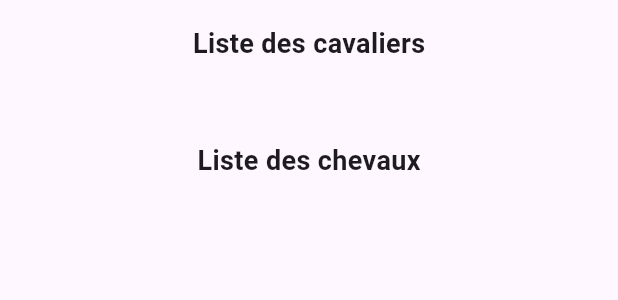
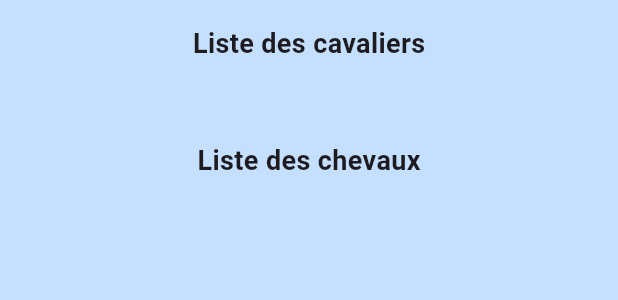
Before and after one commit to rat-balls/Flutter-MLP, a Flutter app: the RidersPage widget shown alone on an empty page, opened directly, on a phone screen of 412 x 824 dp. Shown: the top 300 px of the screen. Run offline on Flutter 3.47's test engine with Material 2 defaults, Android fonts, the phone set to English and light mode, and no system bars; our stand-ins replace table_calendar; missing offline and left inert: bson, dart:ffi, mongo_dart.

Commit message:
push background

```diff
--- a/lib/pages/riders_page.dart
+++ b/lib/pages/riders_page.dart
@@ -18,7 +18,8 @@ class _RidersPageState extends State<RidersPage> {
 
   bool allHorseLoaded = false;
   bool allUserLoaded = false;
-  bool isAdmin = false; // Variable pour suivre si l'utilisateur est administrateur
+  bool isAdmin =
+      false; // Variable pour suivre si l'utilisateur est administrateur
 
   Future<void> _getHorses() async {
     List<Horse>? horseList = await Horse.getHorses();
@@ -53,14 +54,18 @@ class _RidersPageState extends State<RidersPage> {
 
   @override
   Widget build(BuildContext context) {
-    return ListView(
+    return Container(
+        color: const Color.fromARGB(255, 197, 224, 255),
+        child: ListView(
           children: [
             allUserLoaded
                 ? RiderListWidget(
                     title: "Liste des cavaliers",
                     riderList: allUser!,
-          isAdmin: isAdmin, // Assurez-vous d'avoir isAdmin dans l'état
-          getUsers: _getUsers, // Passez la fonction de récupération des utilisateurs
+                    isAdmin:
+                        isAdmin, // Assurez-vous d'avoir isAdmin dans l'état
+                    getUsers:
+                        _getUsers, // Passez la fonction de récupération des utilisateurs
                   )
                 : const Center(
                     child: CircularProgressIndicator(),
@@ -78,6 +83,6 @@ class _RidersPageState extends State<RidersPage> {
             if (isAdmin) // Afficher quelque chose si l'utilisateur est administrateur
               const Text('L\'utilisateur est administrateur'),
           ],
-    );
+        ));
   }
 }
--- a/lib/pages/timeline_page.dart
+++ b/lib/pages/timeline_page.dart
@@ -93,8 +93,9 @@ class _TimelineCalendarPageState extends State<TimelineCalendarPage> {
 
   @override
   Widget build(BuildContext context) {
-    return Scaffold(
-      body: SingleChildScrollView(
+    return Container(
+      color: const Color.fromARGB(255, 197, 224, 255),
+      child: SingleChildScrollView(
         child: Column(
           children: [
             Card(
```
Lines whose indentation alone changed are shown as unchanged.
